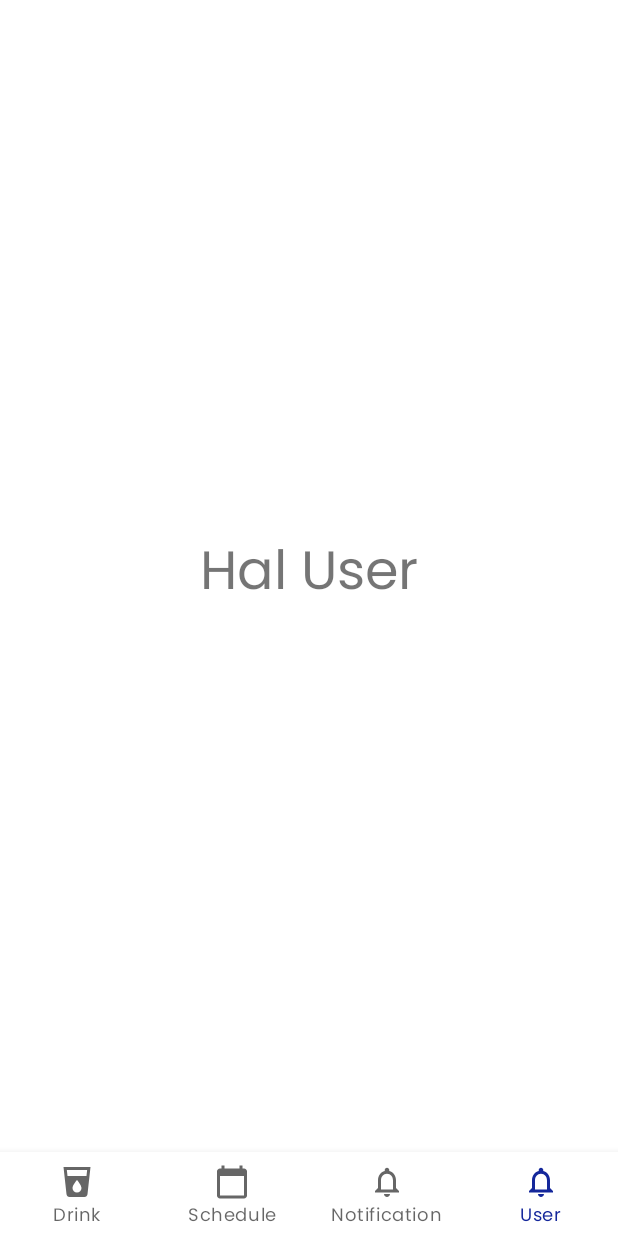
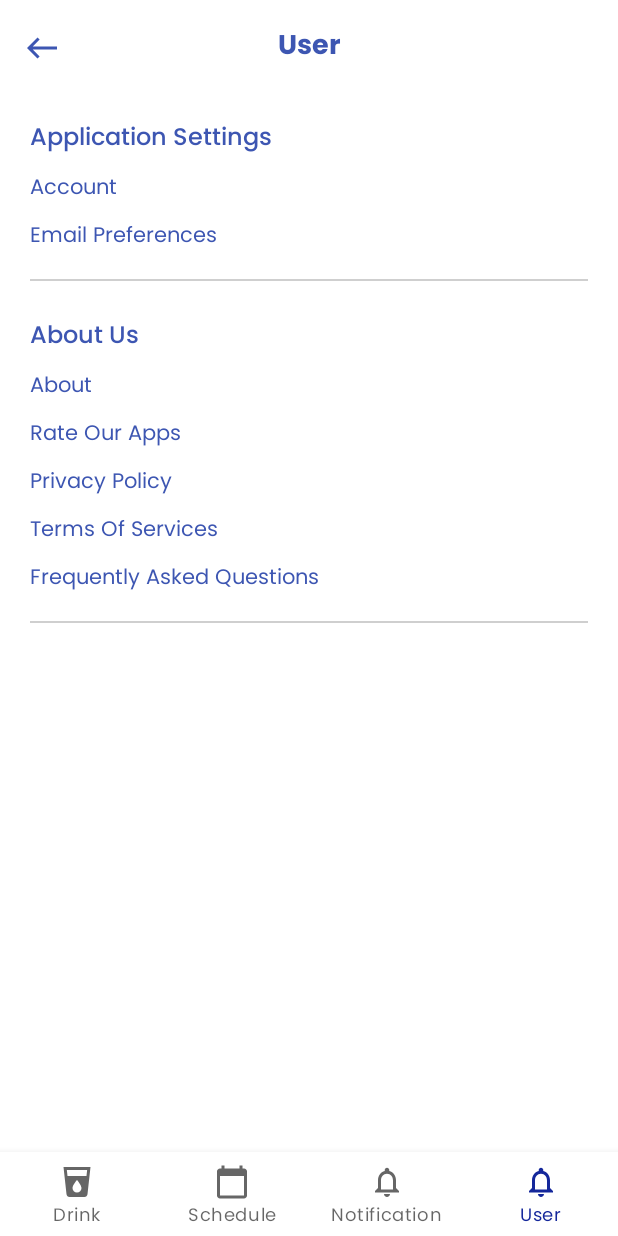
Before and after one commit to alfonsus20/TeenAge, an Android app: the screen it shows after launch (MainActivity), item 4 of the bottom bar chosen, on a phone screen of 412 x 824 dp. Run offline under Robolectric (Android 15) with nearby library versions, the phone set to English and light mode, and no system bars.

Commit message:
menambah fragment user

```diff
--- /dev/null
+++ b/app/src/main/res/drawable/ic_arrow_back.xml
@@ -0,0 +1,9 @@
+<vector xmlns:android="http://schemas.android.com/apk/res/android"
+    android:width="24dp"
+    android:height="24dp"
+    android:viewportWidth="24"
+    android:viewportHeight="24">
+  <path
+      android:pathData="M9,19l1.41,-1.41L5.83,13H22v-2H5.83l4.59,-4.59L9,5l-7,7 7,7z"
+      android:fillColor="#3D56B2"/>
+</vector>
--- a/app/src/main/res/layout/fragment_user.xml
+++ b/app/src/main/res/layout/fragment_user.xml
@@ -1,13 +1,152 @@
 <?xml version="1.0" encoding="utf-8"?>
-<RelativeLayout xmlns:android="http://schemas.android.com/apk/res/android"
+<androidx.constraintlayout.widget.ConstraintLayout xmlns:android="http://schemas.android.com/apk/res/android"
+    xmlns:app="http://schemas.android.com/apk/res-auto"
+    xmlns:tools="http://schemas.android.com/tools"
+    android:id="@+id/relativeLayout"
     android:layout_width="match_parent"
     android:layout_height="match_parent">
+
+    <View
+        android:id="@+id/view2"
+        android:layout_width="match_parent"
+        android:layout_height="1dp"
+        android:layout_marginStart="20dp"
+        android:layout_marginTop="16dp"
+        android:layout_marginEnd="20dp"
+        android:background="#CFCFCF"
+        app:layout_constraintEnd_toEndOf="parent"
+        app:layout_constraintHorizontal_bias="0.0"
+        app:layout_constraintStart_toStartOf="parent"
+        app:layout_constraintTop_toBottomOf="@+id/textView16" />
+
     <TextView
+        android:id="@+id/textView13"
         android:layout_width="wrap_content"
         android:layout_height="wrap_content"
-        android:text="Hal User"
-        android:layout_centerInParent="true"
-        android:textSize="36sp"
-        />
+        android:layout_marginTop="8dp"
+        android:text="Rate Our Apps"
+        android:textColor="@color/primary_variant"
+        app:layout_constraintStart_toStartOf="@+id/textView11"
+        app:layout_constraintTop_toBottomOf="@+id/textView12" />
 
-</RelativeLayout>
+    <TextView
+        android:id="@+id/textView14"
+        android:layout_width="wrap_content"
+        android:layout_height="wrap_content"
+        android:layout_marginTop="8dp"
+        android:text="Privacy Policy"
+        android:textColor="@color/primary_variant"
+        app:layout_constraintStart_toStartOf="@+id/textView13"
+        app:layout_constraintTop_toBottomOf="@+id/textView13" />
+
+    <TextView
+        android:id="@+id/textView15"
+        android:layout_width="wrap_content"
+        android:layout_height="wrap_content"
+        android:layout_marginTop="8dp"
+        android:text="Terms Of Services"
+        android:textColor="@color/primary_variant"
+        app:layout_constraintStart_toStartOf="@+id/textView14"
+        app:layout_constraintTop_toBottomOf="@+id/textView14" />
+
+    <TextView
+        android:id="@+id/textView16"
+        android:layout_width="wrap_content"
+        android:layout_height="wrap_content"
+        android:layout_marginTop="8dp"
+        android:text="Frequently Asked Questions"
+        android:textColor="@color/primary_variant"
+        app:layout_constraintStart_toStartOf="@+id/textView15"
+        app:layout_constraintTop_toBottomOf="@+id/textView15" />
+
+    <TextView
+        android:id="@+id/textView12"
+        android:layout_width="wrap_content"
+        android:layout_height="wrap_content"
+        android:layout_marginTop="8dp"
+        android:text="About"
+        android:textColor="@color/primary_variant"
+        app:layout_constraintStart_toStartOf="@+id/textView11"
+        app:layout_constraintTop_toBottomOf="@+id/textView11" />
+
+    <TextView
+        android:id="@+id/textView3"
+        android:layout_width="wrap_content"
+        android:layout_height="wrap_content"
+        android:layout_marginTop="16dp"
+        android:text="User"
+        android:textColor="@color/primary_variant"
+        android:textSize="18sp"
+        android:textStyle="bold"
+        app:layout_constraintEnd_toEndOf="parent"
+        app:layout_constraintStart_toStartOf="parent"
+        app:layout_constraintTop_toTopOf="parent" />
+
+    <ImageView
+        android:id="@+id/imageView3"
+        android:layout_width="wrap_content"
+        android:layout_height="wrap_content"
+        android:layout_marginStart="16dp"
+        app:layout_constraintBottom_toBottomOf="@+id/textView3"
+        app:layout_constraintStart_toStartOf="parent"
+        app:layout_constraintTop_toTopOf="@+id/textView3"
+        app:srcCompat="@drawable/ic_arrow_back" />
+
+    <TextView
+        android:id="@+id/textView8"
+        android:layout_width="wrap_content"
+        android:layout_height="wrap_content"
+        android:layout_marginStart="20dp"
+        android:layout_marginTop="32dp"
+        android:fontFamily="@font/poppins_medium"
+        android:text="Application Settings"
+        android:textColor="@color/primary_variant"
+        android:textSize="16sp"
+        app:layout_constraintStart_toStartOf="parent"
+        app:layout_constraintTop_toBottomOf="@+id/textView3" />
+
+    <TextView
+        android:id="@+id/textView11"
+        android:layout_width="wrap_content"
+        android:layout_height="wrap_content"
+        android:layout_marginStart="20dp"
+        android:layout_marginTop="24dp"
+        android:fontFamily="@font/poppins_medium"
+        android:text="About Us"
+        android:textColor="@color/primary_variant"
+        android:textSize="16sp"
+        app:layout_constraintStart_toStartOf="parent"
+        app:layout_constraintTop_toBottomOf="@+id/view" />
+
+    <TextView
+        android:id="@+id/textView9"
+        android:layout_width="wrap_content"
+        android:layout_height="wrap_content"
+        android:layout_marginTop="8dp"
+        android:text="Account"
+        android:textColor="@color/primary_variant"
+        app:layout_constraintStart_toStartOf="@+id/textView8"
+        app:layout_constraintTop_toBottomOf="@+id/textView8" />
+
+    <TextView
+        android:id="@+id/textView10"
+        android:layout_width="wrap_content"
+        android:layout_height="wrap_content"
+        android:layout_marginTop="8dp"
+        android:text="Email Preferences"
+        android:textColor="@color/primary_variant"
+        app:layout_constraintStart_toStartOf="@+id/textView9"
+        app:layout_constraintTop_toBottomOf="@+id/textView9" />
+
+    <View
+        android:id="@+id/view"
+        android:layout_width="match_parent"
+        android:layout_height="1dp"
+        android:layout_marginStart="20dp"
+        android:layout_marginTop="16dp"
+        android:layout_marginEnd="20dp"
+        android:background="#CFCFCF"
+        app:layout_constraintEnd_toEndOf="parent"
+        app:layout_constraintStart_toStartOf="parent"
+        app:layout_constraintTop_toBottomOf="@+id/textView10" />
+</androidx.constraintlayout.widget.ConstraintLayout>
```
